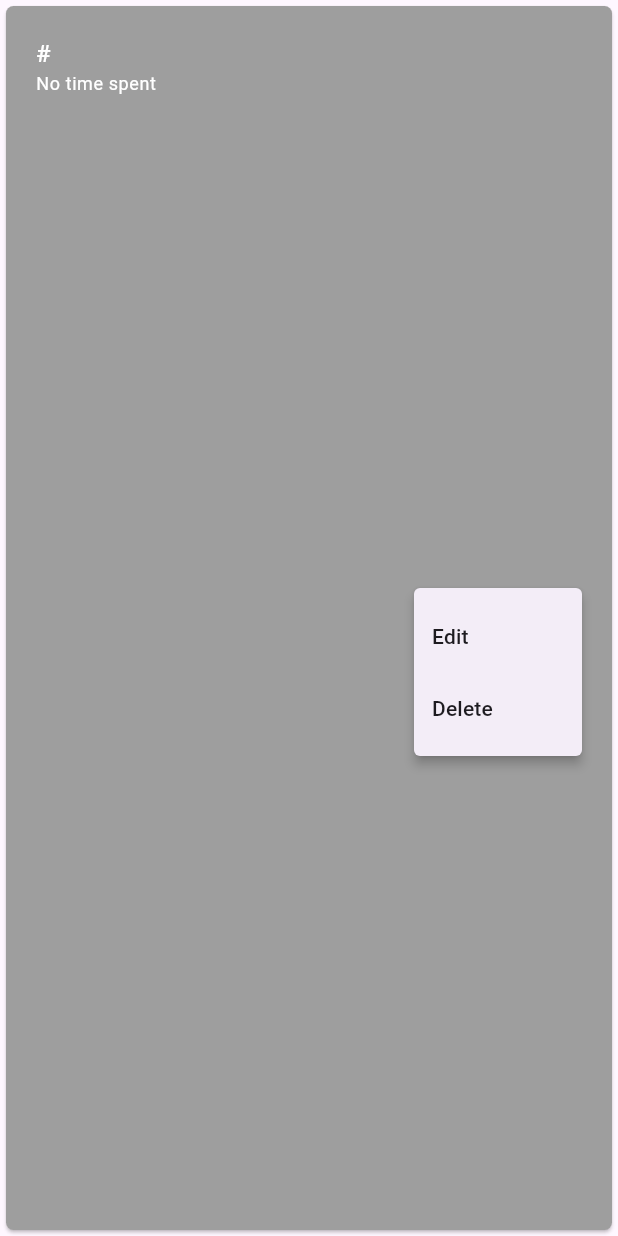
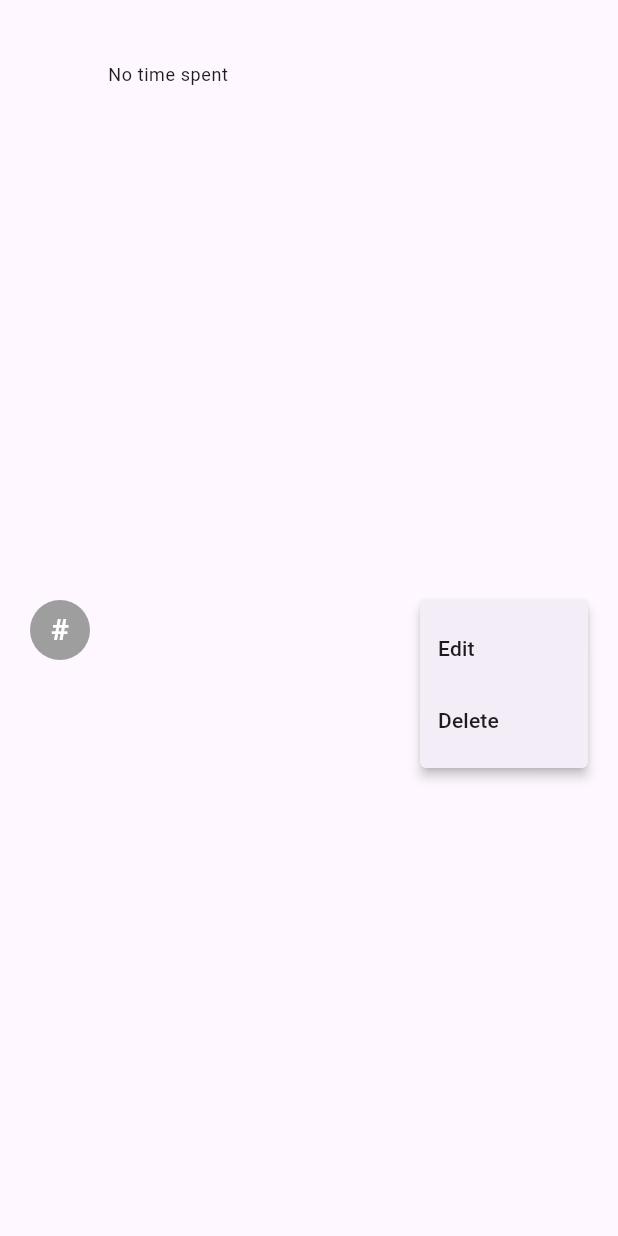
Before and after one commit to siddharthroy12/timebrew, a Flutter app: the TagEntry widget shown alone on an empty page, opened directly with empty values, after a tap on the "more vert" icon, on a phone screen of 412 x 824 dp. Run offline on Flutter 3.47's test engine with Material 2 defaults, Android fonts, the phone set to English and light mode, and no system bars; drawn by our look-alikes of dynamic_color; our stand-ins replace animated_flip_counter, file_picker, isar, permission_handler; missing offline and left inert: context_menus; accounts and stored records are empty; generated files the repository leaves out were written again.

Commit message:
Improved tasks and tags list design

```diff
--- a/lib/tabs/tabs.dart
+++ b/lib/tabs/tabs.dart
@@ -35,7 +35,7 @@ class _TabsState extends State<Tabs> with SingleTickerProviderStateMixin {
     TabEntry(title: 'Timer', icon: Icons.hourglass_bottom_rounded),
     TabEntry(title: 'Logs', icon: Icons.history_rounded),
     TabEntry(title: 'Tasks', icon: Icons.checklist_rounded),
-    TabEntry(title: 'Tags', icon: Icons.tag_rounded),
+    TabEntry(title: 'Tags', icon: Icons.local_offer_rounded),
     TabEntry(title: 'Stats', icon: Icons.analytics_rounded),
   ];
 
--- a/lib/tabs/tags.dart
+++ b/lib/tabs/tags.dart
@@ -34,9 +34,13 @@ class _TagsState extends State<Tags> with AutomaticKeepAliveClientMixin {
               initialData: const [],
               stream: isar.getTagStream(),
               builder: (context, snapshot) {
-                return ListView.builder(
-                  padding: const EdgeInsets.all(8),
+                return ListView.separated(
                   itemCount: snapshot.data!.length,
+                  separatorBuilder: (context, index) {
+                    return const Divider(
+                      height: 0,
+                    );
+                  },
                   itemBuilder: (BuildContext context, int index) {
                     Tag tag = snapshot.data![index];
                     return StreamBuilder<List<Timelog>>(
@@ -56,7 +60,8 @@ class _TagsState extends State<Tags> with AutomaticKeepAliveClientMixin {
                           milliseconds: milliseconds,
                           color: HexColor.fromHex(tag.color),
                         );
-                        });
+                      },
+                    );
                   },
                 );
               },
@@ -85,35 +90,45 @@ class TagEntry extends StatelessWidget {
 
   @override
   Widget build(BuildContext context) {
-    return Card(
+    return ListTile(
+      onTap: () {},
+      contentPadding: const EdgeInsets.symmetric(vertical: 10, horizontal: 20),
+      leading: Container(
+        decoration: BoxDecoration(
+          borderRadius: BorderRadius.circular(50),
           color: color,
-      child: Padding(
-        padding: const EdgeInsets.symmetric(horizontal: 20, vertical: 20),
-        child: Row(
-          mainAxisAlignment: MainAxisAlignment.spaceBetween,
-          children: [
-            Column(
-              crossAxisAlignment: CrossAxisAlignment.start,
-              children: [
-                Text(
-                  '#$name',
-                  style: Theme.of(context).textTheme.titleMedium?.copyWith(
+        ),
+        child: SizedBox(
+          width: 40,
+          height: 40,
+          child: Center(
+            child: Text(
+              "#",
+              style: TextStyle(
+                fontSize: 20,
+                fontWeight: FontWeight.bold,
                 color: color.computeLuminance() >= 0.5
                     ? Colors.black
                     : Colors.white,
               ),
             ),
+          ),
+        ),
+      ),
+      title: Column(
+        crossAxisAlignment: CrossAxisAlignment.start,
+        children: [
+          Text(
+            name,
+            style: Theme.of(context).textTheme.titleMedium,
+          ),
           Text(
             millisecondsToReadable(milliseconds),
-                  style: Theme.of(context).textTheme.bodySmall?.copyWith(
-                        color: color.computeLuminance() >= 0.5
-                            ? Colors.black
-                            : Colors.white,
-                      ),
+            style: Theme.of(context).textTheme.bodySmall,
           ),
         ],
       ),
-            PopupMenuButton(
+      trailing: PopupMenuButton(
         itemBuilder: (BuildContext context) => <PopupMenuEntry>[
           PopupMenuItem(
             value: 'edit',
@@ -145,8 +160,7 @@ class TagEntry extends StatelessWidget {
                         content: Text('Tag $name deleted'),
                       );
 
-                            ScaffoldMessenger.of(context)
-                                .showSnackBar(snackBar);
+                      ScaffoldMessenger.of(context).showSnackBar(snackBar);
                     },
                   );
                 },
@@ -154,9 +168,6 @@ class TagEntry extends StatelessWidget {
             },
           ),
         ],
-            )
-          ],
-        ),
       ),
     );
   }
```
Also changed, not shown: lib/popups/create_task.dart (+5 -3 lines), lib/tabs/tasks.dart (+37 -48 lines). Lines whose indentation alone changed are shown as unchanged.
